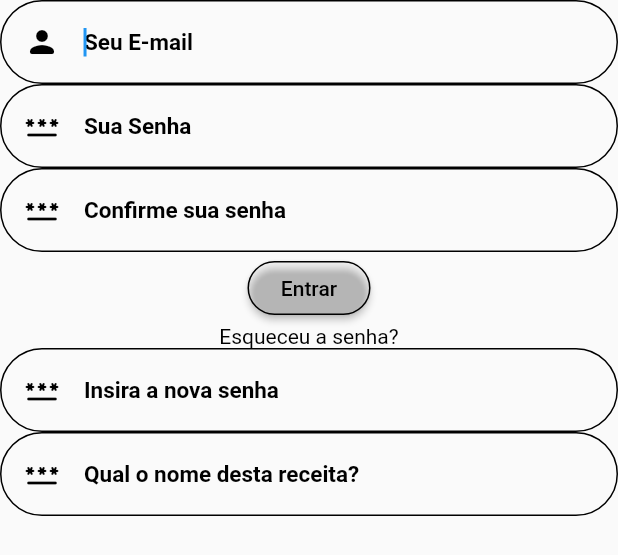
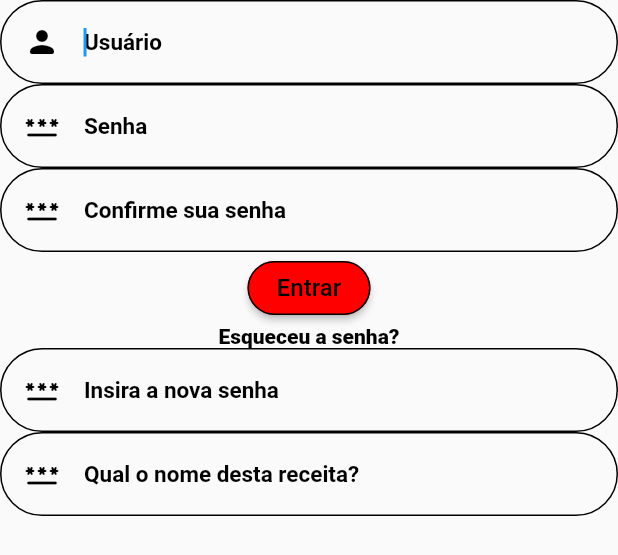
Before and after one commit to gabriellimad/IEvent, a Flutter app: the Widgets widget shown alone on an empty page, opened directly, on a phone screen of 412 x 824 dp. Shown: the top 555 px of the screen. Run offline on Flutter 3.47's test engine with Material 2 defaults, Android fonts, the light colour scheme and no system bars.

Commit message:
Alterações de layout

```diff
--- a/lib/view/Sobrenos.dart
+++ b/lib/view/Sobrenos.dart
@@ -13,7 +13,7 @@ class Sobrenos extends StatelessWidget {
           Container(
             decoration: BoxDecoration(
                 image: DecorationImage(
-                    image: AssetImage('images/gradMorpheu.png'),
+                    image: AssetImage('lib/images/logo.jpg'),
                     fit: BoxFit.cover)),
             child: Column(
               mainAxisAlignment: MainAxisAlignment.center,
--- a/lib/view/cadastro.dart
+++ b/lib/view/cadastro.dart
@@ -17,7 +17,7 @@ class Cadastro extends StatelessWidget {
           Container(
             decoration: BoxDecoration(
                 image: DecorationImage(
-                    image: AssetImage('images/gradMorpheu.png'),
+                    image: AssetImage('lib/images/logo.jpg'),
                     fit: BoxFit.cover)),
             width: double.infinity,
             height: double.infinity,
--- a/lib/view/cadastrouser.dart
+++ b/lib/view/cadastrouser.dart
@@ -15,7 +15,7 @@ class CadastroUser extends StatelessWidget {
       Container(
         decoration: BoxDecoration(
             image: DecorationImage(
-                image: AssetImage('images/gradMorpheu.png'),
+                image: AssetImage('lib/images/logo.jpg'),
                 fit: BoxFit.cover)),
         width: double.infinity,
         height: double.infinity,
--- a/lib/view/esquecesenha.dart
+++ b/lib/view/esquecesenha.dart
@@ -18,7 +18,7 @@ class EsqueceSenha extends StatelessWidget {
           Container(
             decoration: BoxDecoration(
                 image: DecorationImage(
-                    image: AssetImage('images/gradMorpheu.png'),
+                    image: AssetImage('lib/images/logo.jpg'),
                     fit: BoxFit.cover)),
             width: double.infinity,
             height: double.infinity,
--- a/lib/view/widgets.dart
+++ b/lib/view/widgets.dart
@@ -41,7 +41,7 @@ class Widgets extends StatelessWidget {
             Icons.person_rounded,
             color: Colors.black,
           ),
-          hintText: 'Seu E-mail',
+          hintText: 'Usuário',
           hintStyle: TextStyle(
               color: Colors.black, fontWeight: FontWeight.bold, fontSize: 15),
         ),
@@ -65,7 +65,7 @@ class Widgets extends StatelessWidget {
             Icons.password_rounded,
             color: Colors.black,
           ),
-          hintText: 'Sua Senha',
+          hintText: 'Senha',
           hintStyle: TextStyle(
               color: Colors.black, fontWeight: FontWeight.bold, fontSize: 15),
         ),
@@ -76,7 +76,7 @@ class Widgets extends StatelessWidget {
   widgetEntrar(BuildContext context) {
     return ElevatedButton(
       style: ElevatedButton.styleFrom(
-        backgroundColor: Colors.black.withOpacity(0),
+        backgroundColor: Color.fromARGB(255, 255, 0, 0),
         shape: RoundedRectangleBorder(borderRadius: BorderRadius.circular(20)),
         side: BorderSide(color: Colors.black),
       ),
@@ -90,7 +90,10 @@ class Widgets extends StatelessWidget {
         child: Center(
           child: Text(
             'Entrar',
-            style: TextStyle(color: Colors.black),
+            style: TextStyle(
+              color: Colors.black,
+              fontSize: 16
+              ),
           ),
         ),
       ),
@@ -122,6 +125,7 @@ class Widgets extends StatelessWidget {
         'Esqueceu a senha?',
         style: TextStyle(
           color: Colors.black,
+          fontWeight: FontWeight.w800
         ),
       ),
     );
```
Also changed, not shown: lib/main.dart (+12 -20 lines), lib/images/logo.jpg (added).
